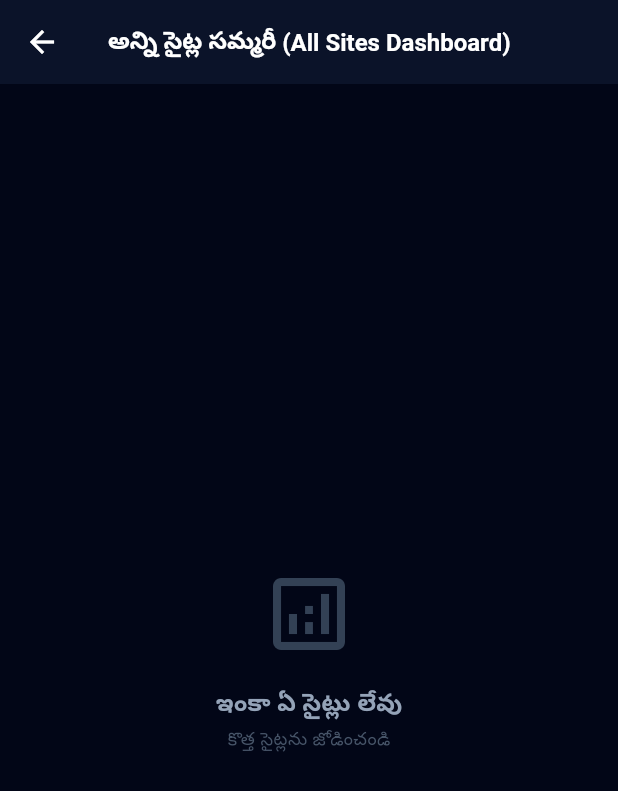
After one commit to santjsx/Site-Ledger, a Flutter app: the SitesDashboardView screen opened directly, on a phone screen of 412 x 824 dp. The commit adds this screen. Shown: the top 791 px of the screen. Run offline on Flutter 3.47's test engine with Material 3 defaults, Android fonts, the phone set to English and light mode, and no system bars; our stand-ins replace shared_preferences, speech_to_text; accounts and stored records are empty.

Commit message:
Fix voice parsing, text repetition, and add Sites Summary Dashboard

```diff
--- a/lib/speech_handler.dart
+++ b/lib/speech_handler.dart
@@ -19,7 +19,7 @@ class ParsedEntry {
 
 class LedgerNlpParser {
   static String _normalizeNumbers(String text) {
-    var result = text.toLowerCase();
+    var result = text.toLowerCase().replaceAll(',', '');
 
     // Map of Telugu word numbers to digits
     final Map<String, String> wordToDigit = {
--- a/lib/views/settings_dialog.dart
+++ b/lib/views/settings_dialog.dart
@@ -110,7 +110,7 @@ class _SettingsDialogState extends State<SettingsDialog> {
                   style: TextStyle(color: Color(0xFF94A3B8), fontSize: 11),
                 ),
                 value: _useAiParsing,
-                activeColor: const Color(0xFF00F2FE),
+                activeThumbColor: const Color(0xFF00F2FE),
                 activeTrackColor: const Color(0xFF00F2FE).withValues(alpha: 0.2),
                 inactiveThumbColor: const Color(0xFF64748B),
                 inactiveTrackColor: Colors.white10,
@@ -231,7 +231,7 @@ class _SettingsDialogState extends State<SettingsDialog> {
                   canvasColor: const Color(0xFF0F172A),
                 ),
                 child: DropdownButtonFormField<String>(
-                  value: _selectedModel,
+                  initialValue: _selectedModel,
                   disabledHint: Text(
                     _selectedModel,
                     style: const TextStyle(color: Color(0xFF475569), fontSize: 14),
--- /dev/null
+++ b/lib/views/sites_dashboard_view.dart
@@ -0,0 +1,297 @@
+import 'package:flutter/material.dart';
+import 'package:provider/provider.dart';
+import 'package:intl/intl.dart';
+import '../app_state.dart';
+
+class SitesDashboardView extends StatelessWidget {
+  const SitesDashboardView({super.key});
+
+  String _formatTeluguDate(DateTime date) {
+    final months = [
+      'జనవరి', 'ఫిబ్రవరి', 'మార్చి', 'ఏప్రిల్', 'మే', 'జూన్',
+      'జూలై', 'ఆగస్టు', 'సెప్టెంబరు', 'అక్టోబరు', 'నవంబరు', 'డిసెంబరు'
+    ];
+    return '${date.day.toString().padLeft(2, '0')} ${months[date.month - 1]} ${date.year}';
+  }
+
+  @override
+  Widget build(BuildContext context) {
+    final formatter = NumberFormat.currency(locale: 'en_IN', symbol: '₹');
+
+    return Scaffold(
+      backgroundColor: const Color(0xFF020617), // Obsidian dark background
+      appBar: AppBar(
+        backgroundColor: const Color(0xFF0B1329),
+        elevation: 0,
+        title: const Text(
+          'అన్ని సైట్ల సమ్మరీ (All Sites Dashboard)',
+          style: TextStyle(fontWeight: FontWeight.bold, fontSize: 16),
+        ),
+      ),
+      body: Consumer<AppState>(
+        builder: (context, state, child) {
+          final sites = state.sites;
+          final entries = state.entries;
+
+          if (sites.isEmpty) {
+            return Center(
+              child: Column(
+                mainAxisAlignment: MainAxisAlignment.center,
+                children: [
+                  const Icon(Icons.analytics_outlined, size: 64, color: Color(0xFF334155)),
+                  const SizedBox(height: 16),
+                  const Text(
+                    'ఇంకా ఏ సైట్లు లేవు',
+                    style: TextStyle(color: Color(0xFF94A3B8), fontSize: 16, fontWeight: FontWeight.bold),
+                  ),
+                  const SizedBox(height: 4),
+                  const Text(
+                    'కొత్త సైట్లను జోడించండి',
+                    style: TextStyle(color: Color(0xFF475569), fontSize: 12),
+                  ),
+                ],
+              ),
+            );
+          }
+
+          // Calculate overall metrics across all sites
+          double totalReceived = 0.0;
+          double totalSpent = 0.0;
+          for (var entry in entries) {
+            totalReceived += (entry.ownerAmount ?? 0.0);
+            totalSpent += (entry.labourPaid ?? 0.0);
+          }
+          final totalCashOnHand = totalReceived - totalSpent;
+
+          return ListView(
+            padding: const EdgeInsets.all(16),
+            children: [
+              // Overall Portfolio Summary Card
+              Container(
+                padding: const EdgeInsets.all(20),
+                decoration: BoxDecoration(
+                  gradient: const LinearGradient(
+                    colors: [Color(0xFF0F172A), Color(0xFF1E293B)],
+                    begin: Alignment.topLeft,
+                    end: Alignment.bottomRight,
+                  ),
+                  borderRadius: BorderRadius.circular(24),
+                  border: Border.all(color: Colors.white.withValues(alpha: 0.05)),
+                  boxShadow: [
+                    BoxShadow(
+                      color: const Color(0xFF00F2FE).withValues(alpha: 0.03),
+                      blurRadius: 20,
+                      offset: const Offset(0, 8),
+                    )
+                  ],
+                ),
+                child: Column(
+                  crossAxisAlignment: CrossAxisAlignment.start,
+                  children: [
+                    Row(
+                      mainAxisAlignment: MainAxisAlignment.spaceBetween,
+                      children: [
+                        const Text(
+                          'మొత్తం పోర్ట్‌ఫోలియో (Total Portfolio)',
+                          style: TextStyle(color: Color(0xFF94A3B8), fontSize: 12, fontWeight: FontWeight.w600),
+                        ),
+                        Container(
+                          padding: const EdgeInsets.symmetric(horizontal: 10, vertical: 4),
+                          decoration: BoxDecoration(
+                            color: const Color(0xFF00F2FE).withValues(alpha: 0.1),
+                            borderRadius: BorderRadius.circular(20),
+                          ),
+                          child: Text(
+                            '${sites.length} సైట్లు',
+                            style: const TextStyle(color: Color(0xFF00F2FE), fontSize: 11, fontWeight: FontWeight.bold),
+                          ),
+                        ),
+                      ],
+                    ),
+                    const SizedBox(height: 16),
+                    Row(
+                      mainAxisAlignment: MainAxisAlignment.spaceBetween,
+                      children: [
+                        Column(
+                          crossAxisAlignment: CrossAxisAlignment.start,
+                          children: [
+                            const Text(
+                              'మొత్తం అందిన బడ్జెట్',
+                              style: TextStyle(color: Color(0xFF64748B), fontSize: 11),
+                            ),
+                            const SizedBox(height: 4),
+                            Text(
+                              formatter.format(totalReceived),
+                              style: const TextStyle(color: Colors.white, fontSize: 22, fontWeight: FontWeight.bold),
+                            ),
+                          ],
+                        ),
+                        Column(
+                          crossAxisAlignment: CrossAxisAlignment.end,
+                          children: [
+                            const Text(
+                              'చేతిలో ఉన్న నిల్వ',
+                              style: TextStyle(color: Color(0xFF64748B), fontSize: 11),
+                            ),
+                            const SizedBox(height: 4),
+                            Text(
+                              formatter.format(totalCashOnHand),
+                              style: TextStyle(
+                                color: totalCashOnHand >= 0 ? const Color(0xFF10B981) : Colors.red.shade400,
+                                fontSize: 18,
+                                fontWeight: FontWeight.bold,
+                              ),
+                            ),
+                          ],
+                        ),
+                      ],
+                    ),
+                  ],
+                ),
+              ),
+              const SizedBox(height: 24),
+
+              const Text(
+                'ప్రతి సైట్ వివరాలు (Individual Sites)',
+                style: TextStyle(color: Colors.white70, fontSize: 12, fontWeight: FontWeight.bold, letterSpacing: 1.0),
+              ),
+              const SizedBox(height: 12),
+
+              // Individual Site Cards
+              ...sites.map((site) {
+                final siteEntries = entries.where((e) => e.siteId == site.id).toList();
+
+                final double siteReceived = siteEntries.fold(0.0, (sum, e) => sum + (e.ownerAmount ?? 0.0));
+                final double siteSpent = siteEntries.fold(0.0, (sum, e) => sum + (e.labourPaid ?? 0.0));
+                final double siteCashOnHand = siteReceived - siteSpent;
+
+                final uniqueDays = siteEntries.map((e) {
+                  return '${e.timestamp.year}-${e.timestamp.month}-${e.timestamp.day}';
+                }).toSet();
+                final int siteDaysWorked = uniqueDays.length;
+                final bool isActive = state.activeSite?.id == site.id;
+
+                return GestureDetector(
+                  onTap: () {
+                    state.setActiveSite(site);
+                    Navigator.pop(context); // Go back to dashboard, which updates automatically
+                  },
+                  child: Container(
+                    margin: const EdgeInsets.only(bottom: 16),
+                    padding: const EdgeInsets.all(16),
+                    decoration: BoxDecoration(
+                      color: const Color(0xFF0F172A).withValues(alpha: 0.6),
+                      borderRadius: BorderRadius.circular(20),
+                      border: Border.all(
+                        color: isActive
+                            ? const Color(0xFF00F2FE).withValues(alpha: 0.5)
+                            : Colors.white.withValues(alpha: 0.04),
+                        width: isActive ? 1.5 : 1.0,
+                      ),
+                      boxShadow: isActive
+                          ? [
+                              BoxShadow(
+                                color: const Color(0xFF00F2FE).withValues(alpha: 0.05),
+                                blurRadius: 10,
+                                offset: const Offset(0, 4),
+                              )
+                            ]
+                          : null,
+                    ),
+                    child: Column(
+                      crossAxisAlignment: CrossAxisAlignment.start,
+                      children: [
+                        Row(
+                          mainAxisAlignment: MainAxisAlignment.spaceBetween,
+                          children: [
+                            Expanded(
+                              child: Text(
+                                site.name,
+                                style: const TextStyle(color: Colors.white, fontSize: 16, fontWeight: FontWeight.bold),
+                              ),
+                            ),
+                            if (isActive)
+                              Container(
+                                padding: const EdgeInsets.symmetric(horizontal: 8, vertical: 2),
+                                decoration: BoxDecoration(
+                                  color: const Color(0xFF00F2FE).withValues(alpha: 0.1),
+                                  borderRadius: BorderRadius.circular(6),
+                                ),
+                                child: const Text(
+                                  'యాక్టివ్',
+                                  style: TextStyle(color: Color(0xFF00F2FE), fontSize: 10, fontWeight: FontWeight.bold),
+                                ),
+                              ),
+                          ],
+                        ),
+                        const SizedBox(height: 4),
+                        Text(
+                          'సృష్టించబడిన తేదీ: ${_formatTeluguDate(site.createdAt)}',
+                          style: const TextStyle(color: Color(0xFF475569), fontSize: 11),
+                        ),
+                        const Divider(color: Colors.white10, height: 24),
+
+                        // Metrics row
+                        Row(
+                          mainAxisAlignment: MainAxisAlignment.spaceBetween,
+                          children: [
+                            Column(
+                              crossAxisAlignment: CrossAxisAlignment.start,
+                              children: [
+                                const Text(
+                                  'అందిన బడ్జెట్',
+                                  style: TextStyle(color: Color(0xFF64748B), fontSize: 10, fontWeight: FontWeight.bold),
+                                ),
+                                const SizedBox(height: 4),
+                                Text(
+                                  formatter.format(siteReceived),
+                                  style: const TextStyle(color: Colors.white, fontSize: 14, fontWeight: FontWeight.bold),
+                                ),
+                              ],
+                            ),
+                            Column(
+                              crossAxisAlignment: CrossAxisAlignment.center,
+                              children: [
+                                const Text(
+                                  'పని చేసిన రోజులు',
+                                  style: TextStyle(color: Color(0xFF64748B), fontSize: 10, fontWeight: FontWeight.bold),
+                                ),
+                                const SizedBox(height: 4),
+                                Text(
+                                  '$siteDaysWorked రోజులు',
+                                  style: const TextStyle(color: Color(0xFF00F2FE), fontSize: 14, fontWeight: FontWeight.bold),
+                                ),
+                              ],
+                            ),
+                            Column(
+                              crossAxisAlignment: CrossAxisAlignment.end,
+                              children: [
+                                const Text(
+                                  'చేతి నిల్వ',
+                                  style: TextStyle(color: Color(0xFF64748B), fontSize: 10, fontWeight: FontWeight.bold),
+                                ),
+                                const SizedBox(height: 4),
+                                Text(
+                                  formatter.format(siteCashOnHand),
+                                  style: TextStyle(
+                                    color: siteCashOnHand >= 0 ? const Color(0xFF10B981) : Colors.red.shade400,
+                                    fontSize: 14,
+                                    fontWeight: FontWeight.bold,
+                                  ),
+                                ),
+                              ],
+                            ),
+                          ],
+                        ),
+                      ],
+                    ),
+                  ),
+                );
+              }),
+            ],
+          );
+        },
+      ),
+    );
+  }
+}
--- a/pubspec.yaml
+++ b/pubspec.yaml
@@ -30,12 +30,14 @@ environment:
 dependencies:
   flutter:
     sdk: flutter
+  flutter_localizations:
+    sdk: flutter
 
   cupertino_icons: ^1.0.8
   speech_to_text: ^7.4.0
   provider: ^6.1.2
   shared_preferences: ^2.2.3
-  intl: ^0.19.0
+  intl: ^0.20.2
   http: ^1.2.1
 
 dev_dependencies:
```
Also changed, not shown: lib/app_state.dart (+8 -0 lines), lib/main.dart (+12 -0 lines), lib/views/dashboard_view.dart (+19 -3 lines), lib/views/ledger_list_view.dart (+7 -1 lines), lib/views/voice_record_sheet.dart (+1 -22 lines), pubspec.lock, 1 other file.
